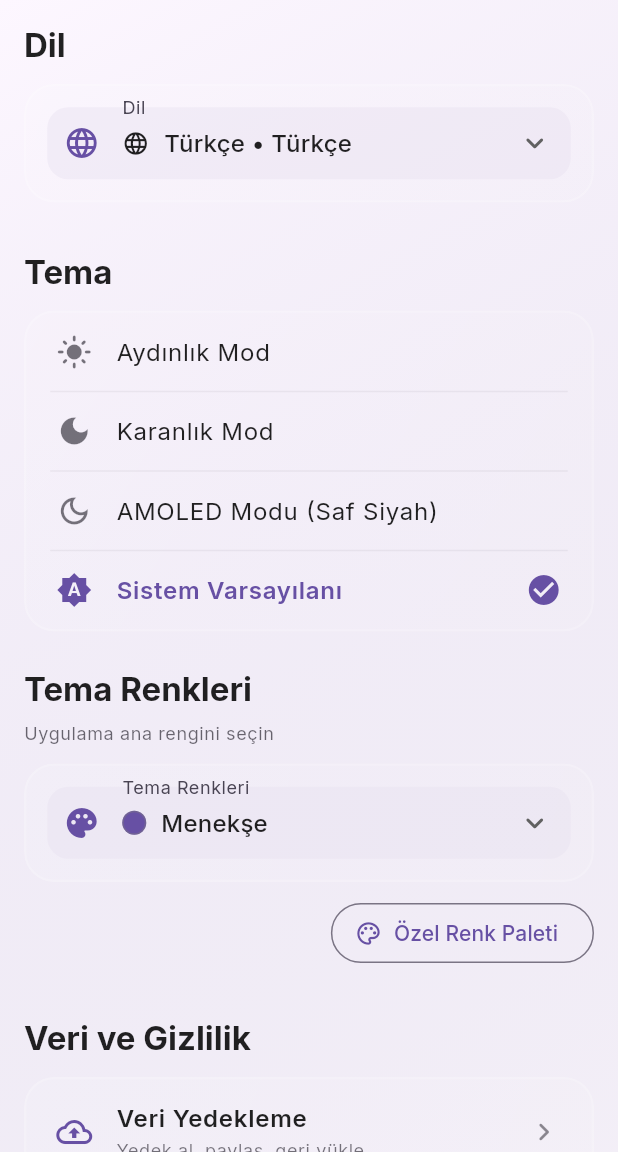
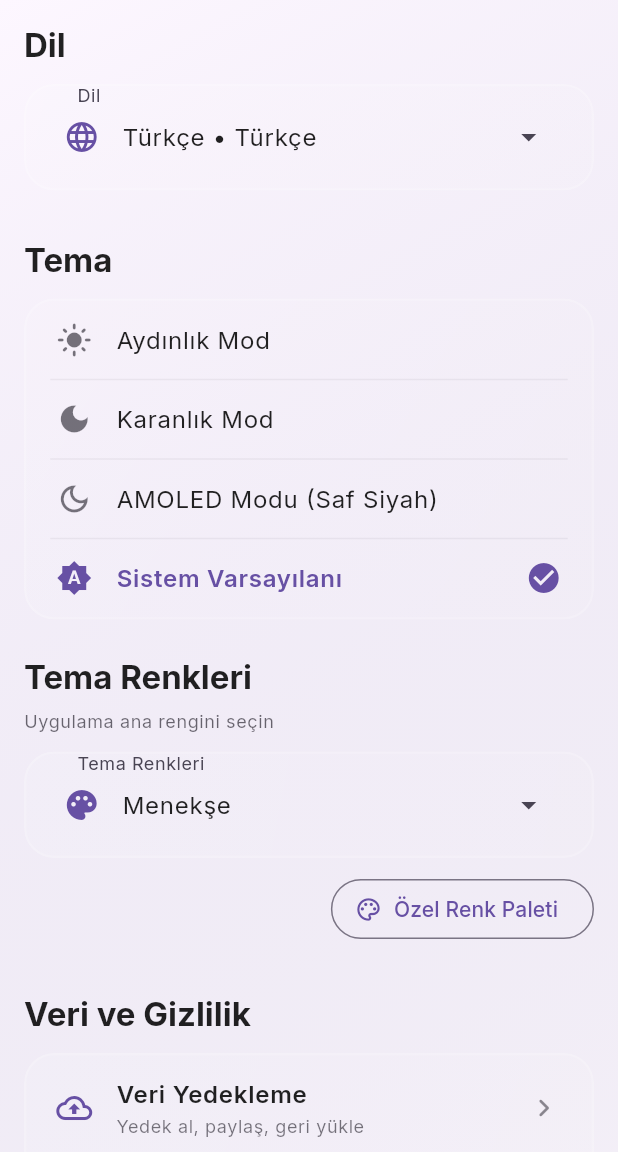
Before and after one commit to MrSpy00/DirectFast, a Flutter app: the screen it shows after launch, after a tap on "Uygulamaya Devam Et", after a tap on the "settings" icon, on a phone screen of 412 x 824 dp, the part 84-1236 px from its top. Run offline on Flutter 3.47's test engine with Material 3 defaults, Android fonts, the phone set to English and light mode, and no system bars; drawn by our look-alikes of flutter_animate; our stand-ins replace app_links, flutter_riverpod, flutter_svg, go_router, google_fonts, image_picker and 3 more; missing offline and left inert: clipboard, encrypt, gal; project files that could hold a hidden picture were left out.

Commit message:
feat: enhance amoled theme, modernize menus, and simplify quality flow

```diff
--- a/lib/features/home/views/home_screen.dart
+++ b/lib/features/home/views/home_screen.dart
@@ -748,8 +748,8 @@ class _HomeScreenState extends ConsumerState<HomeScreen> {
               ];
 
               return Wrap(
-                spacing: 12,
-                runSpacing: 12,
+                spacing: 10,
+                runSpacing: 10,
                 children: List.generate(shortcuts.length, (index) {
                   final item = shortcuts[index];
                   final isLastOdd =
@@ -1028,26 +1028,26 @@ class _UtilityShortcutCard extends StatelessWidget {
         onTap: onTap,
         borderRadius: BorderRadius.circular(18),
         child: Padding(
-          padding: const EdgeInsets.all(14),
+          padding: const EdgeInsets.all(12),
           child: Row(
             children: [
               Container(
-                padding: const EdgeInsets.all(10),
+                padding: const EdgeInsets.all(8),
                 decoration: BoxDecoration(
                   gradient: gradient,
                   borderRadius: BorderRadius.circular(12),
                 ),
-                child: Icon(icon, color: Colors.white, size: 22),
+                child: Icon(icon, color: Colors.white, size: 20),
               ),
-              const SizedBox(width: 10),
+              const SizedBox(width: 8),
               Expanded(
                 child: Text(
                   label,
                   style: Theme.of(context).textTheme.bodySmall?.copyWith(
-                        fontWeight: FontWeight.w700,
+                        fontWeight: FontWeight.w600,
                         height: 1.2,
                       ),
-                  maxLines: 3,
+                  maxLines: 2,
                   overflow: TextOverflow.ellipsis,
                 ),
               ),
@@ -1074,6 +1074,7 @@ class _CyberBackground extends StatelessWidget {
   Widget build(BuildContext context) {
     final isDark = Theme.of(context).brightness == Brightness.dark;
     final scheme = Theme.of(context).colorScheme;
+    final isAmoled = AppTheme.isAmoledColorScheme(scheme);
 
     final darkMiddle = Color.lerp(Colors.black, scheme.primary, 0.16)!;
     final darkEnd = Color.lerp(Colors.black, scheme.secondary, 0.12)!;
@@ -1088,7 +1089,12 @@ class _CyberBackground extends StatelessWidget {
         gradient: LinearGradient(
           begin: Alignment.topLeft,
           end: Alignment.bottomRight,
-          colors: isDark
+          colors: isAmoled
+              ? const [
+                  Colors.black,
+                  Colors.black,
+                ]
+              : isDark
               ? [
                   Colors.black,
                   darkMiddle,
--- a/lib/features/settings/views/settings_screen.dart
+++ b/lib/features/settings/views/settings_screen.dart
@@ -18,35 +18,23 @@ import '../viewmodels/theme_viewmodel.dart';
 class SettingsScreen extends ConsumerWidget {
   const SettingsScreen({super.key});
 
-  InputDecoration _settingsDropdownDecoration(
-    BuildContext context, {
-    required String label,
-    required IconData icon,
-  }) {
-    return InputDecoration(
-      labelText: label,
-      prefixIcon: Icon(icon),
-      contentPadding: const EdgeInsets.symmetric(horizontal: 12, vertical: 12),
-      border: OutlineInputBorder(
-        borderRadius: BorderRadius.circular(14),
-        borderSide: BorderSide.none,
+  MenuStyle _settingsMenuStyle(BuildContext context) {
+    final scheme = Theme.of(context).colorScheme;
+    return MenuStyle(
+      backgroundColor: WidgetStatePropertyAll(
+        scheme.surfaceContainerHigh.withValues(alpha: 0.98),
       ),
-      enabledBorder: OutlineInputBorder(
-        borderRadius: BorderRadius.circular(14),
-        borderSide: BorderSide.none,
-      ),
-      focusedBorder: OutlineInputBorder(
-        borderRadius: BorderRadius.circular(14),
-        borderSide: BorderSide(
-          color: Theme.of(context).colorScheme.primary,
-          width: 1.8,
+      surfaceTintColor: const WidgetStatePropertyAll(Colors.transparent),
+      elevation: const WidgetStatePropertyAll(10),
+      shape: WidgetStatePropertyAll(
+        RoundedRectangleBorder(
+          borderRadius: BorderRadius.circular(16),
+          side: BorderSide(color: scheme.outline.withValues(alpha: 0.2)),
         ),
       ),
-      fillColor: Theme.of(context)
-          .colorScheme
-          .surfaceContainerHighest
-          .withValues(alpha: 0.42),
-      filled: true,
+      padding: const WidgetStatePropertyAll(
+        EdgeInsets.symmetric(vertical: 4),
+      ),
     );
   }
 
@@ -103,48 +91,37 @@ class SettingsScreen extends ConsumerWidget {
                 .slideX(begin: -0.2, end: 0),
             const SizedBox(height: 12),
             GlassmorphicContainer.flat(
-              padding: const EdgeInsets.all(14),
-              child: DropdownButtonFormField<String>(
+              padding: const EdgeInsets.fromLTRB(14, 6, 14, 6),
+              child: LayoutBuilder(
+                builder: (layoutContext, constraints) {
+                  return DropdownMenu<String>(
                     key: ValueKey(currentLocale),
-                initialValue: currentLocale,
-                isExpanded: true,
-                borderRadius: BorderRadius.circular(16),
-                icon: const Icon(Icons.expand_more_rounded),
-                menuMaxHeight: 420,
-                dropdownColor: Theme.of(context)
-                    .colorScheme
-                    .surfaceContainerHigh
-                    .withValues(alpha: 0.96),
-                decoration: _settingsDropdownDecoration(
-                  context,
-                  label: AppStrings.tr('language'),
-                  icon: Icons.language_rounded,
-                ),
-                items: [
+                    width: constraints.maxWidth,
+                    initialSelection: currentLocale,
+                    leadingIcon: const Icon(Icons.language_rounded),
+                    label: Text(AppStrings.tr('language')),
+                    menuHeight: 420,
+                    enableSearch: false,
+                    requestFocusOnTap: false,
+                    menuStyle: _settingsMenuStyle(context),
+                    dropdownMenuEntries: [
                       for (final locale in AppStrings.supportedLocales)
-                    DropdownMenuItem<String>(
+                        DropdownMenuEntry<String>(
                           value: locale,
-                      child: Row(
-                        children: [
+                          label:
+                              '${AppStrings.tr(AppStrings.localeLabelKey(locale))} • ${AppStrings.localeNativeName(locale)}',
+                          leadingIcon:
                               const Icon(Icons.language_rounded, size: 18),
-                          const SizedBox(width: 10),
-                          Expanded(
-                            child: Text(
-                              '${AppStrings.tr(AppStrings.localeLabelKey(locale))} • ${AppStrings.localeNativeName(locale)}',
-                              maxLines: 1,
-                              overflow: TextOverflow.ellipsis,
-                            ),
                         ),
                     ],
-                      ),
-                    ),
-                ],
-                onChanged: (value) async {
+                    onSelected: (value) async {
                       if (value == null || value == currentLocale) {
                         return;
                       }
                       await HapticFeedback.lightImpact();
                       await ref.read(localeProvider.notifier).setLocale(value);
+                    },
+                  );
                 },
               ),
             )
@@ -231,53 +208,37 @@ class SettingsScreen extends ConsumerWidget {
             ).animate().fadeIn(duration: 350.ms, delay: 180.ms),
             const SizedBox(height: 12),
             GlassmorphicContainer.flat(
-              padding: const EdgeInsets.all(14),
-              child: DropdownButtonFormField<String>(
+              padding: const EdgeInsets.fromLTRB(14, 6, 14, 6),
+              child: LayoutBuilder(
+                builder: (layoutContext, constraints) {
+                  return DropdownMenu<String>(
                     key: ValueKey(themeColorId),
-                initialValue: themeColorId == AppTheme.customColorId
+                    width: constraints.maxWidth,
+                    initialSelection: themeColorId == AppTheme.customColorId
                         ? AppTheme.customColorId
                         : AppTheme.optionById(themeColorId).id,
-                isExpanded: true,
-                borderRadius: BorderRadius.circular(16),
-                icon: const Icon(Icons.expand_more_rounded),
-                menuMaxHeight: 420,
-                dropdownColor: Theme.of(context)
-                    .colorScheme
-                    .surfaceContainerHigh
-                    .withValues(alpha: 0.96),
-                decoration: _settingsDropdownDecoration(
-                  context,
-                  label: AppStrings.tr('theme_colors'),
-                  icon: Icons.palette_rounded,
-                ),
-                items: [
+                    leadingIcon: const Icon(Icons.palette_rounded),
+                    label: Text(AppStrings.tr('theme_colors')),
+                    menuHeight: 420,
+                    enableSearch: false,
+                    requestFocusOnTap: false,
+                    menuStyle: _settingsMenuStyle(context),
+                    dropdownMenuEntries: [
                       for (final option in AppTheme.colorOptions)
-                    DropdownMenuItem<String>(
+                        DropdownMenuEntry<String>(
                           value: option.id,
-                      child: Row(
-                        children: [
-                          Container(
+                          label: AppStrings.tr(option.labelKey),
+                          leadingIcon: Container(
                             width: 16,
                             height: 16,
                             decoration:
                                 _colorDotDecoration(context, option.seedColor),
                           ),
-                          const SizedBox(width: 10),
-                          Expanded(
-                            child: Text(
-                              AppStrings.tr(option.labelKey),
-                              maxLines: 1,
-                              overflow: TextOverflow.ellipsis,
                         ),
-                          ),
-                        ],
-                      ),
-                    ),
-                  DropdownMenuItem<String>(
+                      DropdownMenuEntry<String>(
                         value: AppTheme.customColorId,
-                    child: Row(
-                      children: [
-                        Container(
+                        label: AppStrings.tr('custom_color'),
+                        leadingIcon: Container(
                           width: 16,
                           height: 16,
                           decoration: _colorDotDecoration(
@@ -286,19 +247,9 @@ class SettingsScreen extends ConsumerWidget {
                                 Theme.of(context).colorScheme.primary,
                           ),
                         ),
-                        const SizedBox(width: 10),
-                        Expanded(
-                          child: Text(
-                            AppStrings.tr('custom_color'),
-                            maxLines: 1,
-                            overflow: TextOverflow.ellipsis,
-                          ),
                       ),
                     ],
-                    ),
-                  ),
-                ],
-                onChanged: (value) async {
+                    onSelected: (value) async {
                       if (value == null) {
                         return;
                       }
@@ -321,6 +272,8 @@ class SettingsScreen extends ConsumerWidget {
                       await ref
                           .read(themeColorIdProvider.notifier)
                           .setThemeColorId(value);
+                    },
+                  );
                 },
               ),
             )
--- a/lib/shared/constants/app_strings.dart
+++ b/lib/shared/constants/app_strings.dart
@@ -1035,11 +1035,11 @@ class AppStrings {
       'en': 'Coral',
     },
     'color_black': {
-      'tr': 'Siyah',
-      'en': 'Black',
-      'es': 'Negro',
-      'ar': 'أسود',
-      'hi': 'काला',
+      'tr': 'Simsiyah',
+      'en': 'Pitch Black',
+      'es': 'Negro Intenso',
+      'ar': 'أسود فاحم',
+      'hi': 'गहरा काला',
     },
 
     // About
--- a/lib/shared/theme/app_theme.dart
+++ b/lib/shared/theme/app_theme.dart
@@ -201,8 +201,7 @@ class AppTheme {
 
   static LinearGradient darkGradientFor(BuildContext context) {
     final scheme = Theme.of(context).colorScheme;
-    final isAmoled = scheme.surface == _amoledSurface &&
-        scheme.surfaceContainer == _amoledSurfaceContainer;
+    final isAmoled = isAmoledColorScheme(scheme);
 
     if (isAmoled) {
       return const LinearGradient(
@@ -218,6 +217,12 @@ class AppTheme {
       begin: Alignment.topLeft,
       end: Alignment.bottomRight,
     );
+  }
+
+  static bool isAmoledColorScheme(ColorScheme scheme) {
+    return scheme.surface == _amoledSurface &&
+        scheme.surfaceContainer == _amoledSurfaceContainer &&
+        scheme.surfaceContainerHighest == _amoledSurfaceContainerHighest;
   }
 
   static TextTheme _buildTextTheme(Brightness brightness) {
@@ -501,6 +506,10 @@ class AppTheme {
           amoled ? const Color(0xFFCFCFCF) : const Color(0xFFCAC4D0),
       surfaceTint: primary,
     );
+    final inputFillColor =
+        amoled ? surface : surfaceHighest.withValues(alpha: 0.86);
+    final inputBorderColor =
+        amoled ? colorScheme.onSurface.withValues(alpha: 0.18) : Colors.transparent;
 
     return ThemeData(
       useMaterial3: true,
@@ -518,7 +527,7 @@ class AppTheme {
         shape: RoundedRectangleBorder(
           borderRadius: BorderRadius.circular(20),
         ),
-        color: colorScheme.surfaceContainerLow,
+        color: amoled ? surface : colorScheme.surfaceContainerLow,
       ),
       elevatedButtonTheme: ElevatedButtonThemeData(
         style: ElevatedButton.styleFrom(
@@ -536,9 +545,7 @@ class AppTheme {
       inputDecorationTheme: InputDecorationTheme(
         isDense: false,
         filled: true,
-        fillColor: amoled
-            ? Colors.white.withValues(alpha: 0.06)
-            : surfaceHighest.withValues(alpha: 0.86),
+        fillColor: inputFillColor,
         prefixIconColor: colorScheme.primary,
         suffixIconColor: colorScheme.onSurfaceVariant,
         alignLabelWithHint: true,
@@ -548,11 +555,11 @@ class AppTheme {
             const BoxConstraints(minWidth: 46, minHeight: 46),
         border: OutlineInputBorder(
           borderRadius: BorderRadius.circular(16),
-          borderSide: BorderSide.none,
+          borderSide: BorderSide(color: inputBorderColor),
         ),
         enabledBorder: OutlineInputBorder(
           borderRadius: BorderRadius.circular(16),
-          borderSide: BorderSide.none,
+          borderSide: BorderSide(color: inputBorderColor),
         ),
         focusedBorder: OutlineInputBorder(
           borderRadius: BorderRadius.circular(16),
@@ -580,7 +587,7 @@ class AppTheme {
         ),
       ),
       popupMenuTheme: PopupMenuThemeData(
-        color: colorScheme.surfaceContainer,
+        color: amoled ? surface : colorScheme.surfaceContainer,
         elevation: 6,
         shape: RoundedRectangleBorder(
           borderRadius: BorderRadius.circular(16),
@@ -594,6 +601,15 @@ class AppTheme {
           color: colorScheme.onSurface,
         ),
       ),
+      bottomSheetTheme: BottomSheetThemeData(
+        backgroundColor: surface,
+        modalBackgroundColor: surface,
+        surfaceTintColor: Colors.transparent,
+      ),
+      dialogTheme: DialogThemeData(
+        backgroundColor: surface,
+        surfaceTintColor: Colors.transparent,
+      ),
     );
   }
 
```
Also changed, not shown: lib/core/features/history/views/history_screen.dart (+71 -24 lines), 2 other files. Lines whose indentation alone changed are shown as unchanged.
